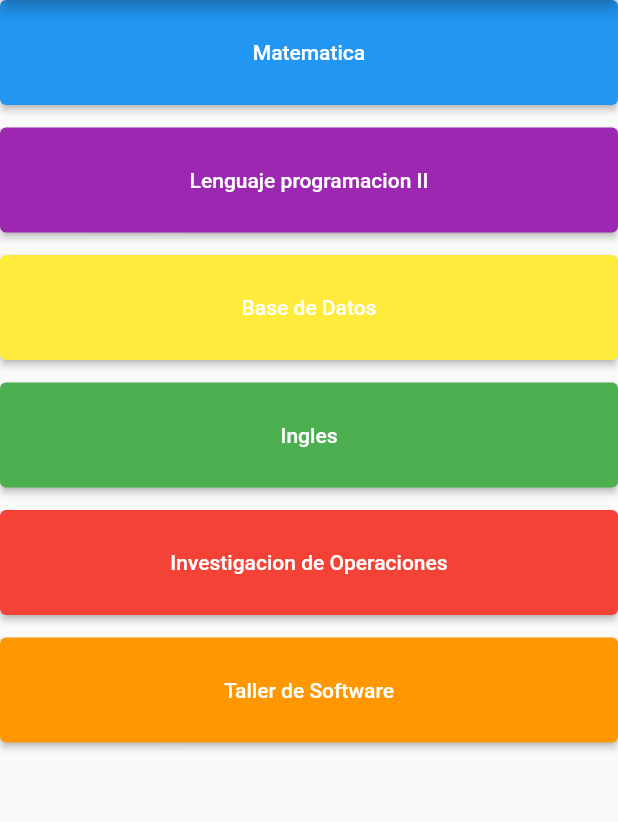
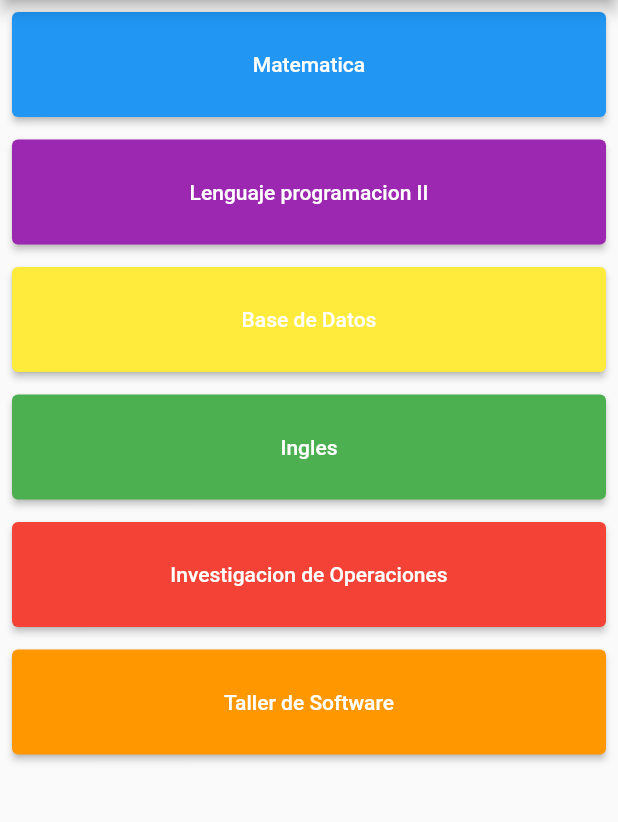
Before and after one commit to LeitoCab/Asistencia_Docentes, a Flutter app: the HomePage screen opened by its route, on a phone screen of 412 x 824 dp, the part 156-978 px from its top. Run offline on Flutter 3.47's test engine with Material 2 defaults, Android fonts, the phone set to English and light mode, and no system bars; drawn by our look-alikes of flutter_slidable; our stand-ins replace image_picker, table_calendar.

Commit message:
Actualización de la app

```diff
--- a/lib/tabbar/asistencia.dart
+++ b/lib/tabbar/asistencia.dart
@@ -30,7 +30,9 @@ class _BuildCoursesListState extends State<BuildCoursesList> {
 
   @override
   Widget build(BuildContext context) {
-    return ListView.separated(
+    return Padding(
+      padding: const EdgeInsets.all(8.0),
+      child: ListView.separated(
         itemCount: cursos.length,
         itemBuilder: (context, index) {
           return SizedBox(
@@ -72,6 +74,7 @@ class _BuildCoursesListState extends State<BuildCoursesList> {
         separatorBuilder: (context, index) {
           return const SizedBox(height: 15.0); // Espacio entre las filas
         },
+      ),
     );
   }
 
--- a/pubspec.yaml
+++ b/pubspec.yaml
@@ -39,7 +39,7 @@ dependencies:
   # Use with the CupertinoIcons class for iOS style icons.
   cupertino_icons: ^1.0.2
 
-  logger: ^2.0.1
+
   table_calendar: ^3.0.9
 
 
```
Also changed, not shown: lib/tabbar/horario.dart (+9 -4 lines), pubspec.lock. Lines whose indentation alone changed are shown as unchanged.
